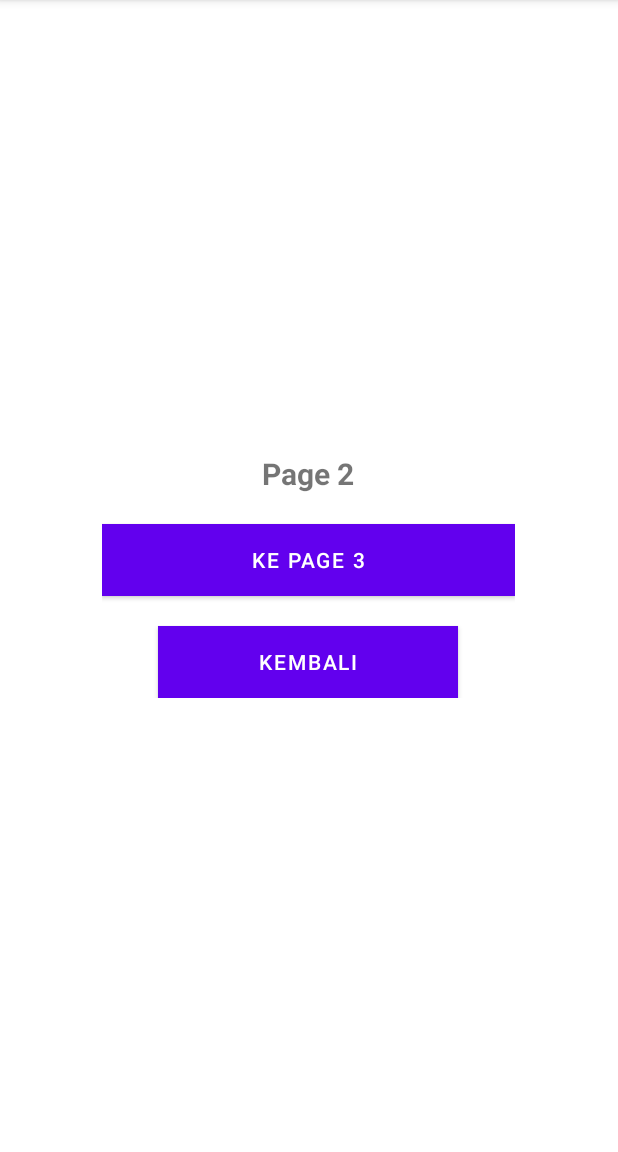
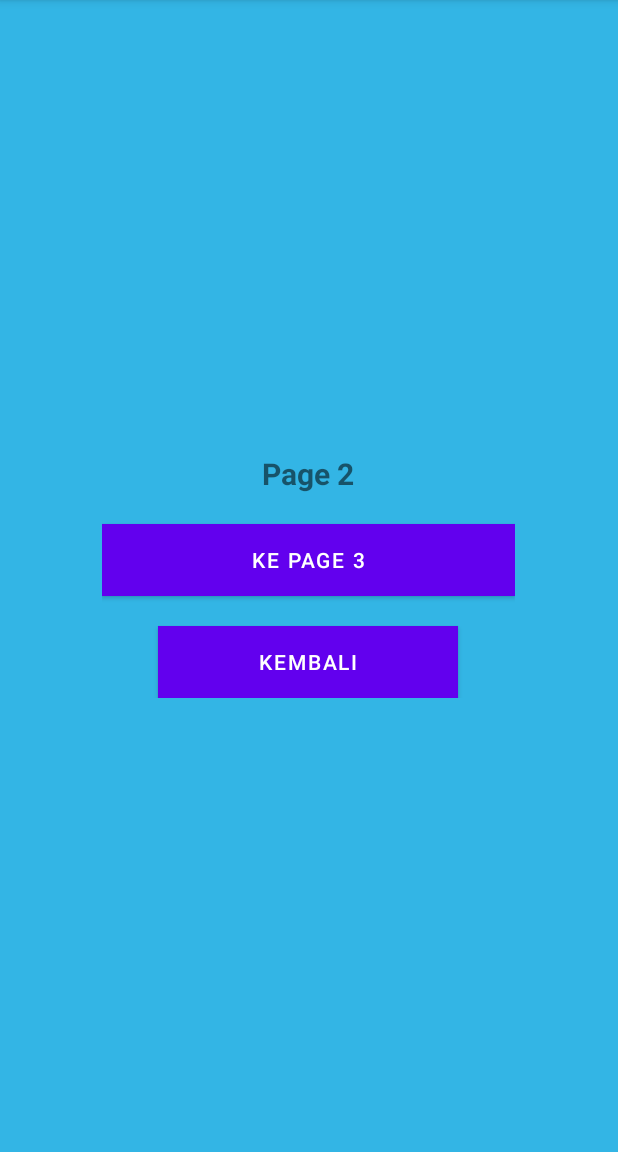
Before and after one commit to BeeSofLabs/demo-jetpack, an Android app: the PageSecondFragment screen opened through its navigation route, on a phone screen of 412 x 824 dp, the part 84-1236 px from its top. Run offline under Robolectric (Android 15) with nearby library versions, the phone set to English and light mode, and no system bars; our stand-ins replace navigation-ui.

Commit message:
finishing animation page transition lesson

```diff
--- /dev/null
+++ b/app/src/main/res/anim/slide_in_left.xml
@@ -0,0 +1,6 @@
+<?xml version="1.0" encoding="utf-8"?>
+<set xmlns:android="http://schemas.android.com/apk/res/android">
+    <translate android:fromXDelta="100%" android:toXDelta="0%"
+        android:duration="@android:integer/config_mediumAnimTime"/>
+
+</set>
--- /dev/null
+++ b/app/src/main/res/anim/slide_out_right.xml
@@ -0,0 +1,6 @@
+<?xml version="1.0" encoding="utf-8"?>
+<set xmlns:android="http://schemas.android.com/apk/res/android">
+    <translate android:fromXDelta="0%" android:toXDelta="100%"
+        android:duration="@android:integer/config_mediumAnimTime"/>
+
+</set>
--- a/app/src/main/res/anim/slide_to_left.xml
+++ /dev/null
@@ -1,24 +0,0 @@
-<?xml version="1.0" encoding="utf-8"?>
-<!--
-/* //device/apps/common/res/anim/slide_in_left.xml
-**
-** Copyright 2007, The Android Open Source Project
-**
-** Licensed under the Apache License, Version 2.0 (the "License");
-** you may not use this file except in compliance with the License.
-** You may obtain a copy of the License at
-**
-**     http://www.apache.org/licenses/LICENSE-2.0
-**
-** Unless required by applicable law or agreed to in writing, software
-** distributed under the License is distributed on an "AS IS" BASIS,
-** WITHOUT WARRANTIES OR CONDITIONS OF ANY KIND, either express or implied.
-** See the License for the specific language governing permissions and
-** limitations under the License.
-*/
--->
-<set xmlns:android="http://schemas.android.com/apk/res/android">
-    <translate android:fromXDelta="100%" android:toXDelta="0%"
-        android:duration="@android:integer/config_mediumAnimTime"/>
-
-</set>
--- a/app/src/main/res/anim/slide_to_right.xml
+++ /dev/null
@@ -1,24 +0,0 @@
-<?xml version="1.0" encoding="utf-8"?>
-<!--
-/* //device/apps/common/res/anim/slide_in_left.xml
-**
-** Copyright 2007, The Android Open Source Project
-**
-** Licensed under the Apache License, Version 2.0 (the "License");
-** you may not use this file except in compliance with the License.
-** You may obtain a copy of the License at
-**
-**     http://www.apache.org/licenses/LICENSE-2.0
-**
-** Unless required by applicable law or agreed to in writing, software
-** distributed under the License is distributed on an "AS IS" BASIS,
-** WITHOUT WARRANTIES OR CONDITIONS OF ANY KIND, either express or implied.
-** See the License for the specific language governing permissions and
-** limitations under the License.
-*/
--->
-<set xmlns:android="http://schemas.android.com/apk/res/android">
-    <translate android:fromXDelta="0%" android:toXDelta="100%"
-        android:duration="@android:integer/config_mediumAnimTime"/>
-
-</set>
--- a/app/src/main/res/layout/fragment_page_second.xml
+++ b/app/src/main/res/layout/fragment_page_second.xml
@@ -3,7 +3,8 @@
     xmlns:tools="http://schemas.android.com/tools"
     android:layout_width="match_parent"
     android:layout_height="match_parent"
-    tools:context=".session1.nav.PageSecondFragment">
+    tools:context=".session1.nav.PageSecondFragment"
+    android:background="@android:color/holo_blue_light">
 
 
     <RelativeLayout
--- a/app/src/main/res/layout/fragment_page_third.xml
+++ b/app/src/main/res/layout/fragment_page_third.xml
@@ -3,7 +3,8 @@
     xmlns:tools="http://schemas.android.com/tools"
     android:layout_width="match_parent"
     android:layout_height="match_parent"
-    tools:context=".session1.nav.PageThirdFragment">
+    tools:context=".session1.nav.PageThirdFragment"
+    android:background="@android:color/holo_orange_light">
 
 
     <RelativeLayout
--- a/app/src/main/res/navigation/nav_graph_page.xml
+++ b/app/src/main/res/navigation/nav_graph_page.xml
@@ -14,10 +14,10 @@
         <action
             android:id="@+id/action_pageFirstFragment_to_pageSecondFragment"
             app:destination="@id/pageSecondFragment"
-            app:enterAnim="@anim/slide_to_left"
-            app:exitAnim="@anim/slide_from_left"
-            app:popEnterAnim="@anim/slide_from_right"
-            app:popExitAnim="@anim/slide_to_right" />
+            app:enterAnim="@anim/slide_in_left"
+            app:exitAnim="@anim/slide_out_left"
+            app:popEnterAnim="@anim/slide_in_right"
+            app:popExitAnim="@anim/slide_out_right" />
 
     </fragment>
     <fragment
@@ -26,7 +26,11 @@
         android:label="PageSecondFragment">
         <action
             android:id="@+id/action_pageSecondFragment_to_pageThirdFragment"
-            app:destination="@id/pageThirdFragment" />
+            app:destination="@id/pageThirdFragment"
+            app:enterAnim="@anim/slide_in_left"
+            app:exitAnim="@anim/slide_out_left"
+            app:popEnterAnim="@anim/slide_in_right"
+            app:popExitAnim="@anim/slide_out_right" />
     </fragment>
     <fragment
         android:id="@+id/pageThirdFragment"
```
Also changed, not shown: app/src/main/res/layout/fragment_customer_first.xml (deleted, +0 -36 lines), app/src/main/res/layout/fragment_customer_second.xml (deleted, +0 -45 lines), app/src/main/res/layout/fragment_customer_third.xml (deleted, +0 -34 lines), app/src/main/res/anim/slide_in_right.xml (renamed from app/src/main/res/anim/slide_from_right.xml), app/src/main/res/anim/slide_out_left.xml (renamed from app/src/main/res/anim/slide_from_left.xml).
